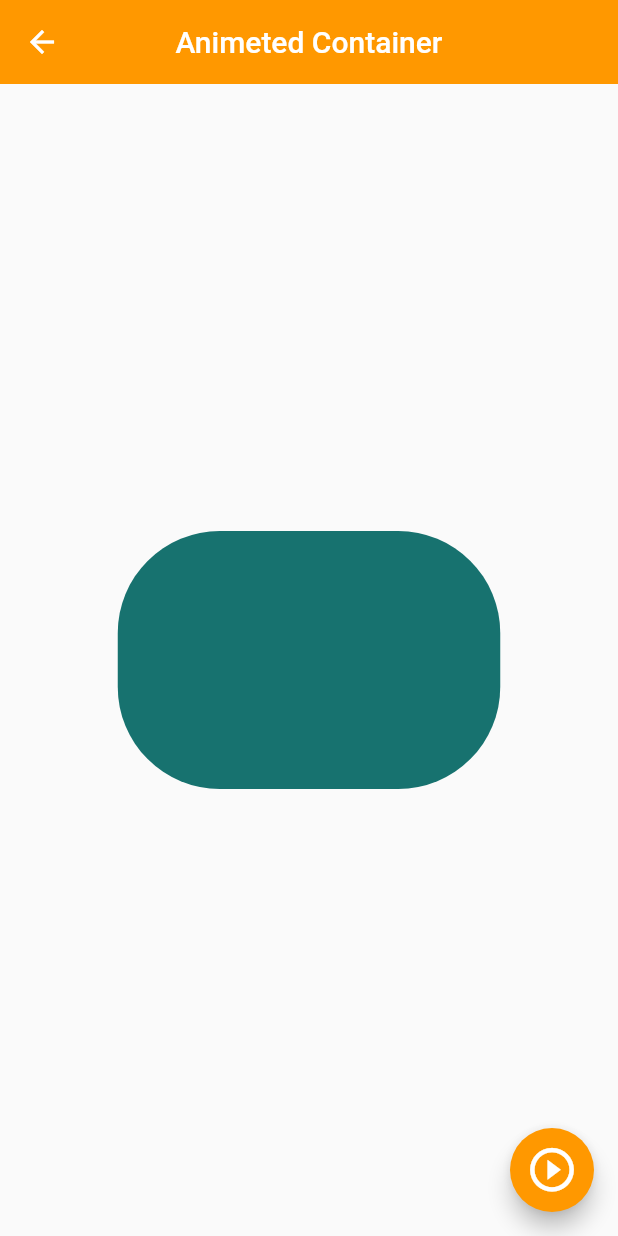
After one commit to RoHeTT17/componentesNuevos, a Flutter app: the AnimetedScreen screen opened by its route, after a tap on the "play circle outline" icon, on a phone screen of 412 x 824 dp. The commit adds this screen. Run offline on Flutter 3.47's test engine with Material 2 defaults, Android fonts, the phone set to English and light mode, and no system bars.

Commit message:
A la mitad de clase 88

```diff
--- a/lib/router/app_routes.dart
+++ b/lib/router/app_routes.dart
@@ -21,18 +21,24 @@ class AppRoutes{
    //Hacer el ruteo de forma mas dinamia
    //1. Crear las opciones del menú
    static final menuOptions = <MenuOption>[
-     MenuOption(route: 'home' , name: 'Home Screen', screen: const HomeScreen(),      icon: Icons.home),
-     MenuOption(route: 'card' , name: 'Tarjetas',    screen: const CardScreen(),      icon: Icons.credit_card),
-     MenuOption(route: 'alert', name: 'Alertas',     screen: const AlertScreen(),     icon: Icons.bedroom_child_outlined),
-     MenuOption(route: 'view1', name: 'ListView 1',  screen: const ListViewScreen(),  icon: Icons.list_alt),
-     MenuOption(route: 'view2', name: 'ListView 2',  screen: const ListView2Screen(), icon: Icons.list),
-     MenuOption(route: 'avatar', name:'Avatar',      screen: const AvatarScreen(),    icon: Icons.supervised_user_circle_outlined),
+     //Se comenta para que no forme parte del ménu
+     //MenuOption(route: 'home' , name: 'Home Screen', screen: const HomeScreen(),      icon: Icons.home),
+     MenuOption(route: 'card' ,     name: 'Tarjetas',    screen: const CardScreen(),      icon: Icons.credit_card),
+     MenuOption(route: 'alert',     name: 'Alertas',     screen: const AlertScreen(),     icon: Icons.bedroom_child_outlined),
+     MenuOption(route: 'view1',     name: 'ListView 1',  screen: const ListViewScreen(),  icon: Icons.list_alt),
+     MenuOption(route: 'view2',     name: 'ListView 2',  screen: const ListView2Screen(), icon: Icons.list),
+     MenuOption(route: 'avatar',    name: 'Avatar',      screen: const AvatarScreen(),    icon: Icons.supervised_user_circle_outlined),
+     MenuOption(route: 'container', name: 'Animeted Container',screen: const AnimetedScreen(),  icon: Icons.play_circle_outline_outlined),
+     MenuOption(route: 'inputs',    name: 'Text Inputs',      screen: const InputsScreen(),    icon: Icons.input_rounded),
    ];
 
    //Obtener las opciones
    static Map<String, Widget Function(BuildContext)> getAppRoutes(){
 
     Map<String, Widget Function(BuildContext)> appRoutes = {};
+
+    //agregar la ruta para poder navegar
+    appRoutes.addAll(({initialRoute : (BuildContext context) => const HomeScreen()}));
 
     for (final option in menuOptions) {
         appRoutes.addAll({option.route : ((BuildContext context) => option.screen)});
--- /dev/null
+++ b/lib/screens/animated_screen.dart
@@ -0,0 +1,70 @@
+import 'dart:math' show Random ;
+
+import 'package:flutter/material.dart';
+
+
+class AnimetedScreen extends StatefulWidget {
+
+  const AnimetedScreen({Key? key}) : super(key: key);
+
+  @override
+  State<AnimetedScreen> createState() => _AnimetedScreenState();
+}
+
+class _AnimetedScreenState extends State<AnimetedScreen> {
+
+  double _width = 50;
+  double _height = 50;
+  Color _color = Colors.indigo;
+  BorderRadiusGeometry _borderRadius = BorderRadius.circular(20);
+
+
+  @override
+  Widget build(BuildContext context) {
+    return Scaffold(
+      appBar: AppBar(
+        title: const Text('Animeted Container'),
+        centerTitle: true,
+      ),
+      body: Center(
+        child: AnimatedContainer(
+          duration: const Duration(milliseconds: 400),
+          curve: Curves.elasticInOut,
+          width: _width,
+          height: _height,
+          // color: Colors.red,
+          decoration: BoxDecoration(
+            color: _color,
+            borderRadius: _borderRadius
+          ),
+
+        )
+     ),
+
+      floatingActionButton: FloatingActionButton(
+        child: const Icon(Icons.play_circle_outline,size: 35,),
+        onPressed: changeShape,
+        ),
+
+   );
+  }
+
+
+  void changeShape(){
+
+      final random = Random();
+
+      setState(() {
+         _width =  random.nextInt(300).toDouble() +35;
+         _height = random.nextInt(300).toDouble() +35;
+         _color = Color.fromRGBO(
+                                  random.nextInt(255),
+                                  random.nextInt(255),
+                                  random.nextInt(255),
+                                  1);
+
+         _borderRadius = BorderRadius.circular(random.nextInt(100).toDouble() + 10);
+      });
+  }
+
+}
--- a/lib/screens/screens.dart
+++ b/lib/screens/screens.dart
@@ -1,6 +1,11 @@
+
+
+
 export 'package:componentesnews/screens/aler_screen.dart';
+export 'package:componentesnews/screens/animated_screen.dart';
 export 'package:componentesnews/screens/avatar_screen.dart';
 export 'package:componentesnews/screens/card_screen.dart';
 export 'package:componentesnews/screens/home_screen.dart';
+export 'package:componentesnews/screens/inputs_screens.dart';
 export 'package:componentesnews/screens/listview_screen.dart';
 export 'package:componentesnews/screens/listview2_screen.dart';
--- a/lib/widgets/card2_custom.dart
+++ b/lib/widgets/card2_custom.dart
@@ -25,7 +25,7 @@ class Card2Custom extends StatelessWidget {
           //Image(image: NetworkImage('https://static.vecteezy.com/system/resources/previews/000/246/312/original/mountain-lake-sunset-landscape-first-person-view-vector.jpg')),
              FadeInImage(
                     image: NetworkImage(imageURL),
-                    placeholder: AssetImage('lib/assets/jar-loading.gif'),
+                    placeholder: const AssetImage('lib/assets/jar-loading.gif'),
                     width: double.infinity,
                     height: 230,
                     fit: BoxFit.cover,
@@ -35,7 +35,7 @@ class Card2Custom extends StatelessWidget {
                    if(titleImg != null)
                    Container(
                      alignment: AlignmentDirectional.centerEnd,
-                     padding: EdgeInsets.only(right: 20,top: 10, bottom: 10),
+                     padding: const EdgeInsets.only(right: 20,top: 10, bottom: 10),
                     //  child:  Text(titleImg ?? 'No title'), // como se hce la evaluación del if, esto no es nesario
                     child: Text(titleImg!), // ya se evalua que no sea null, por eso se pone el !
                    )
```
Also changed, not shown: lib/screens/avatar_screen.dart (+5 -2 lines), lib/screens/inputs_screens.dart (added, +44 -0 lines).
